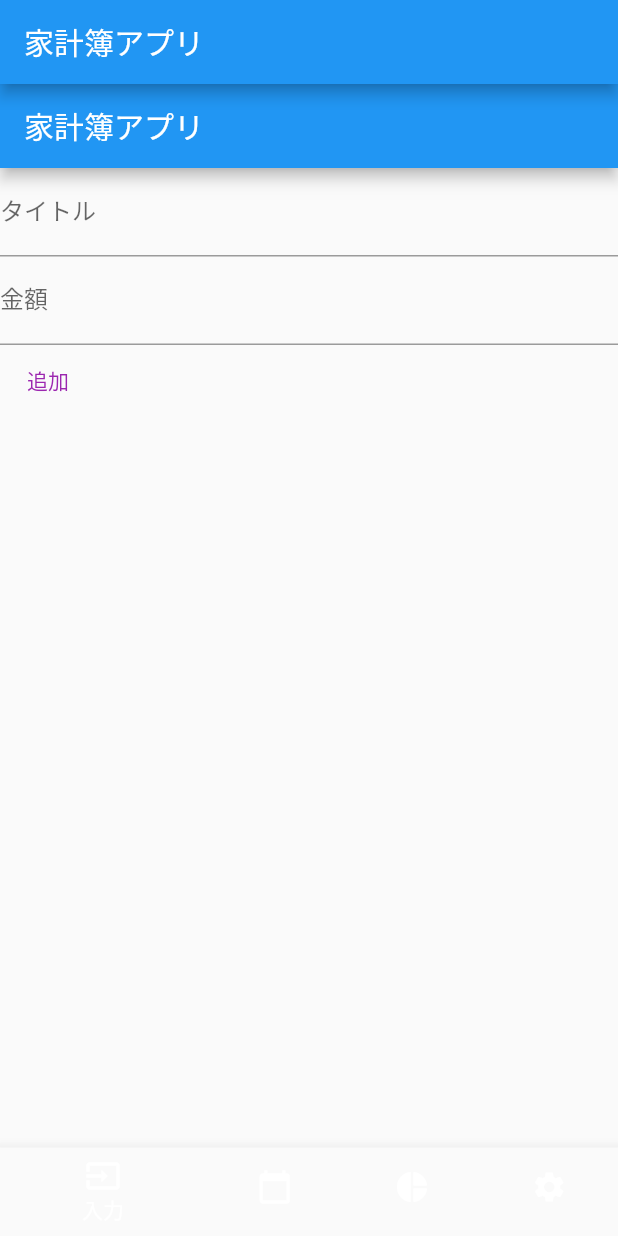
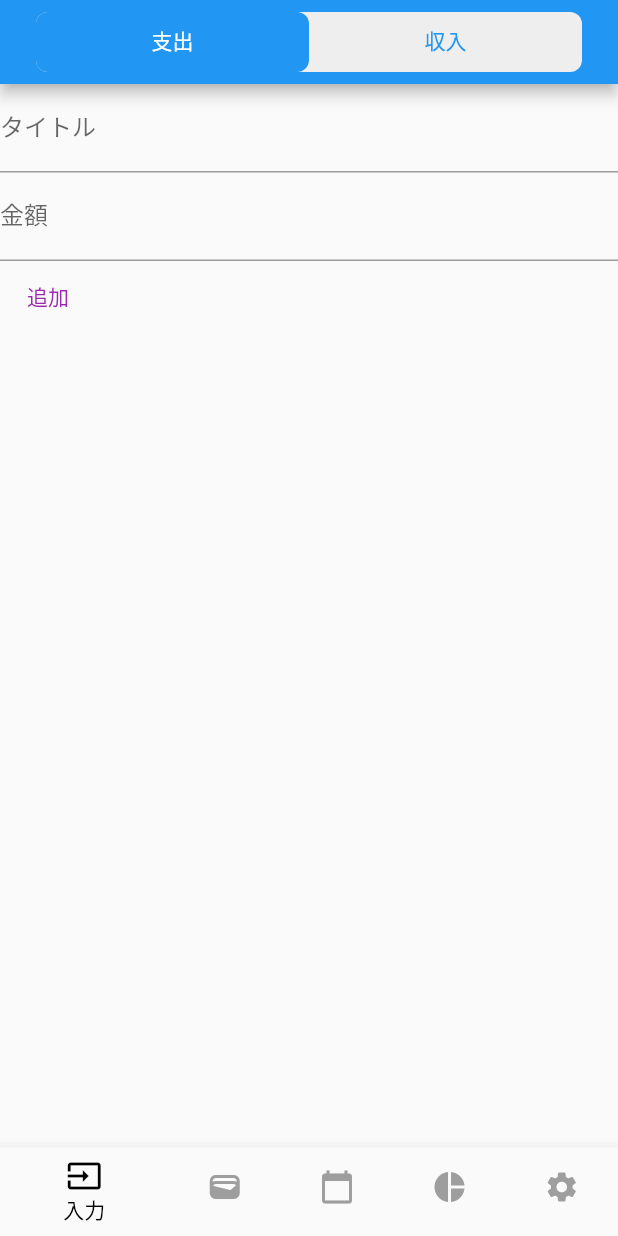
Before and after one commit to Yuki-Miyasaka1111/budgeting_app, a Flutter app: the screen it shows after launch, on a phone screen of 412 x 824 dp. Run offline on Flutter 3.47's test engine with Material 2 defaults, Android fonts, the phone set to English and light mode, and no system bars.

Commit message:
支出、収入タブの作成

```diff
--- a/lib/input_page.dart
+++ b/lib/input_page.dart
@@ -6,11 +6,29 @@ class InputPage extends StatefulWidget {
   _InputPageState createState() => _InputPageState();
 }
 
-class _InputPageState extends State<InputPage> {
+class _InputPageState extends State<InputPage> with SingleTickerProviderStateMixin {
   final List<Transaction> _transactions = [];
-
   final _titleController = TextEditingController();
   final _amountController = TextEditingController();
+  TransactionType _selectedType = TransactionType.expense;
+
+  late final TabController _tabController;
+  final List<Tab> _tabs = [
+    Tab(text: '支出'),
+    Tab(text: '収入'),
+  ];
+
+  @override
+  void initState() {
+    super.initState();
+    _tabController = TabController(vsync: this, length: _tabs.length);
+  }
+
+  @override
+  void dispose() {
+    _tabController.dispose();
+    super.dispose();
+  }
 
   void _addTransaction() {
     final enteredTitle = _titleController.text;
@@ -21,9 +39,11 @@ class _InputPageState extends State<InputPage> {
     }
 
     final newTransaction = Transaction(
+      id: DateTime.now().toString(),
       title: enteredTitle,
       amount: enteredAmount,
       dateTime: DateTime.now(),
+      type: _selectedType,
     );
 
     setState(() {
@@ -36,9 +56,29 @@ class _InputPageState extends State<InputPage> {
 
   @override
   Widget build(BuildContext context) {
-    return Scaffold(
+    return DefaultTabController(
+      length: _tabs.length,
+      child: Scaffold(
         appBar: AppBar(
-        title: Text('家計簿アプリ'),
+          title: Padding(
+            padding: const EdgeInsets.all(8.0),
+            child: Container(
+              height: kToolbarHeight - 16.0,
+              decoration: BoxDecoration(
+                color: Colors.grey.shade200,
+                borderRadius: BorderRadius.circular(8.0),
+              ),
+              child: TabBar(
+                controller: _tabController,
+                indicator: BoxDecoration(
+                    borderRadius: BorderRadius.circular(8.0),
+                    color: Colors.blue),
+                labelColor: Colors.white,
+                unselectedLabelColor: Colors.blue,
+                tabs: _tabs,
+              ),
+            ),
+          ),
         ),
         body: Column(
           crossAxisAlignment: CrossAxisAlignment.start,
@@ -75,6 +115,7 @@ class _InputPageState extends State<InputPage> {
             ),
           ],
         ),
+      ),
     );
   }
 }
--- a/lib/main.dart
+++ b/lib/main.dart
@@ -28,6 +28,7 @@ class _MyHomePageState extends State<MyHomePage> {
 
   static List<Widget> _widgetOptions = <Widget>[
     InputPage(),
+    Text('残高ページ'),
     Text('カレンダーページ'),
     Text('グラフページ'),
     Text('設定ページ'),
@@ -42,9 +43,7 @@ class _MyHomePageState extends State<MyHomePage> {
   @override
   Widget build(BuildContext context) {
     return Scaffold(
-      appBar: AppBar(
-        title: const Text('家計簿アプリ'),
-      ),
+
       body: Center(
         child: _widgetOptions.elementAt(_selectedIndex),
       ),
@@ -53,6 +52,10 @@ class _MyHomePageState extends State<MyHomePage> {
           BottomNavigationBarItem(
             icon: Icon(Icons.input),
             label: '入力',
+          ),
+          BottomNavigationBarItem(
+            icon: Icon(Icons.wallet),
+            label: '残高',
           ),
           BottomNavigationBarItem(
             icon: Icon(Icons.calendar_today),
@@ -69,6 +72,8 @@ class _MyHomePageState extends State<MyHomePage> {
         ],
         currentIndex: _selectedIndex,
         onTap: _onItemTapped,
+        unselectedItemColor: Colors.grey, // 未選択アイコンの色
+        selectedItemColor: Colors.black, // 選択されたアイコンの色
       ),
     );
   }
--- a/lib/transaction.dart
+++ b/lib/transaction.dart
@@ -1,7 +1,17 @@
+enum TransactionType { income, expense }
+
 class Transaction {
+  final String id;
   final String title;
   final double amount;
   final DateTime dateTime;
+  final TransactionType type;
 
-  Transaction({required this.title, required this.amount, required this.dateTime});
+  Transaction({
+    required this.id,
+    required this.title,
+    required this.amount,
+    required this.dateTime,
+    required this.type,
+  });
 }
```
Lines whose indentation alone changed are shown as unchanged.
